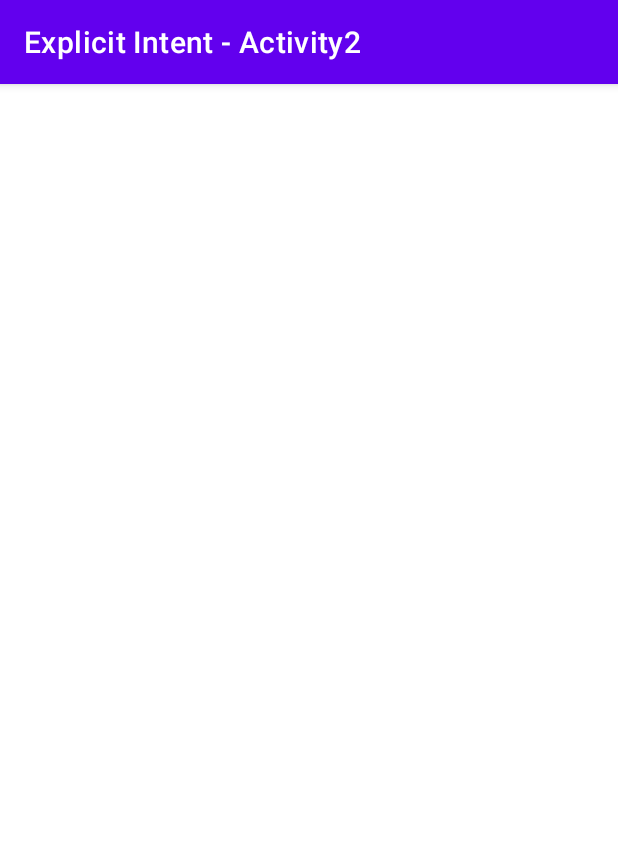
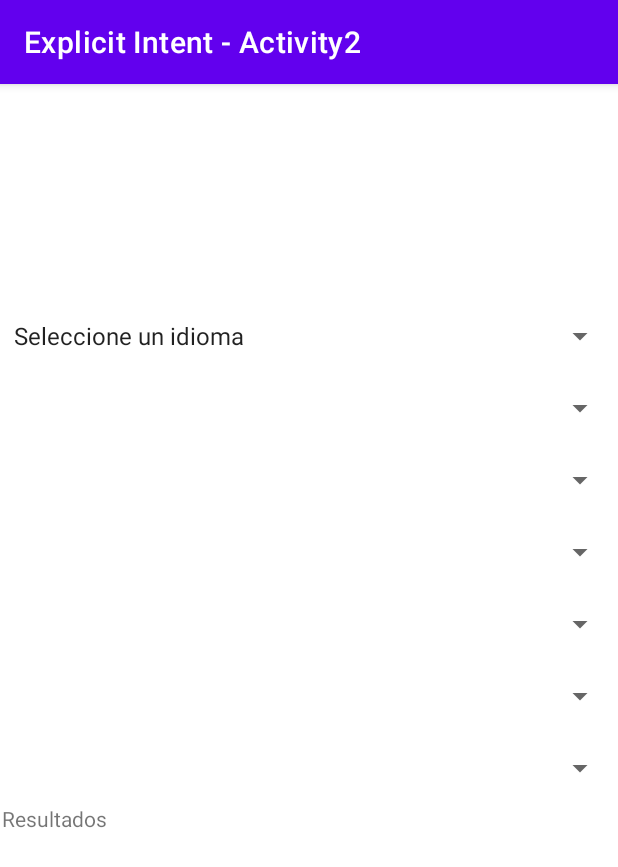
Before and after one commit to 44jon44/FullWatt, an Android app: the Tiras screen opened directly, with no data from a screen before it, on a phone screen of 412 x 824 dp. Shown: the top 867 px of the screen. Run offline under Robolectric (Android 15) with nearby library versions, the phone set to English and light mode, and no system bars.

Commit message:
commit con la estructura de paquetes

```diff
--- a/app/src/main/AndroidManifest.xml
+++ b/app/src/main/AndroidManifest.xml
@@ -13,7 +13,7 @@
         android:theme="@style/Theme.FullWat"
         tools:targetApi="31">
         <activity
-            android:name=".MainActivity"
+            android:name="app.MainActivity"
             android:exported="true">
             <intent-filter>
                 <action android:name="android.intent.action.MAIN" />
@@ -25,7 +25,7 @@
                 android:name="android.app.lib_name"
                 android:value="" />
         </activity>
-        <activity android:name=".Tiras" android:label="Explicit Intent - Activity2">
+        <activity android:name="app.Tiras" android:label="Explicit Intent - Activity2">
         </activity>
     </application>
 
--- a/app/src/main/java/com/main/fullwat/MainActivity.java
+++ b/app/src/main/java/app/MainActivity.java
@@ -1,4 +1,4 @@
-package com.main.fullwat;
+package app;
 
 import androidx.appcompat.app.AppCompatActivity;
 
@@ -9,6 +9,8 @@ import android.widget.AdapterView;
 import android.widget.ArrayAdapter;
 import android.widget.Spinner;
 import android.widget.Toast;
+
+import com.main.fullwat.R;
 
 
 public class MainActivity extends AppCompatActivity implements AdapterView.OnItemSelectedListener {
@@ -38,7 +40,7 @@ public class MainActivity extends AppCompatActivity implements AdapterView.OnIte
 
         if (pos==1) {
             Toast.makeText(this, "1", Toast.LENGTH_LONG).show();
-            Intent intent = new Intent(MainActivity.this,Tiras.class);
+            Intent intent = new Intent(MainActivity.this, Tiras.class);
             intent.putExtra("idioma",1);
             startActivity(intent);
         }
--- /dev/null
+++ b/app/src/main/java/app/Tiras.java
@@ -0,0 +1,65 @@
+package app;
+
+import android.os.Bundle;
+import android.view.View;
+import android.widget.AdapterView;
+import android.widget.ArrayAdapter;
+import android.widget.Spinner;
+
+import androidx.appcompat.app.AppCompatActivity;
+
+import com.main.fullwat.R;
+
+import java.util.List;
+import java.util.Observable;
+
+public class Tiras extends AppCompatActivity  implements AdapterView.OnItemSelectedListener{
+
+
+    @Override
+    protected void onCreate(Bundle savedInstanceState) {
+        super.onCreate(savedInstanceState);
+        setContentView(R.layout.tiraslayout);
+
+        Spinner spinnerM =  findViewById(R.id.modelo);
+        spinnerM.setOnItemSelectedListener(this);
+
+        Spinner spinnerT =  findViewById(R.id.tension);
+        spinnerT.setOnItemSelectedListener(this);
+
+        Spinner spinnerTe =  findViewById(R.id.temperatura);
+        spinnerTe.setOnItemSelectedListener(this);
+
+        Spinner spinnerP =  findViewById(R.id.potenciaMetro);
+        spinnerP.setOnItemSelectedListener(this);
+
+        Spinner spinnerLu =  findViewById(R.id.lumenesMetro);
+        spinnerLu.setOnItemSelectedListener(this);
+
+        Spinner spinnerLe =  findViewById(R.id.ledsMetro);
+        spinnerLe.setOnItemSelectedListener(this);
+
+        Spinner spinnerIp =  findViewById(R.id.ip);
+        spinnerIp.setOnItemSelectedListener(this);
+
+
+
+        // Create an ArrayAdapter using the string array and a default spinner layout
+        ArrayAdapter<CharSequence> adapterM = ArrayAdapter.createFromResource(this,
+                R.array.planets_array, android.R.layout.simple_spinner_item);
+        // Specify the layout to use when the list of choices appears
+        adapterM.setDropDownViewResource(android.R.layout.simple_spinner_dropdown_item);
+        // Apply the adapter to the spinner
+        spinnerM.setAdapter(adapterM);
+    }
+
+    @Override
+    public void onItemSelected(AdapterView<?> adapterView, View view, int i, long l) {
+        List<String> dd;
+    }
+
+    @Override
+    public void onNothingSelected(AdapterView<?> adapterView) {
+
+    }
+}
--- a/app/src/main/java/com/main/fullwat/Tiras.java
+++ /dev/null
@@ -1,16 +0,0 @@
-package com.main.fullwat;
-
-import android.os.Bundle;
-import android.widget.AdapterView;
-
-import androidx.appcompat.app.AppCompatActivity;
-
-public class Tiras extends AppCompatActivity  {
-
-
-    @Override
-    protected void onCreate(Bundle savedInstanceState) {
-        super.onCreate(savedInstanceState);
-        setContentView(R.layout.tiraslayout);
-    }
-}
--- a/app/src/main/res/layout/activity_main.xml
+++ b/app/src/main/res/layout/activity_main.xml
@@ -4,7 +4,7 @@
     xmlns:tools="http://schemas.android.com/tools"
     android:layout_width="match_parent"
     android:layout_height="match_parent"
-    tools:context=".MainActivity">
+    tools:context="app.MainActivity">
 
     <ImageView
         android:id="@+id/imageView"
--- a/app/src/main/res/layout/tiraslayout.xml
+++ b/app/src/main/res/layout/tiraslayout.xml
@@ -5,17 +5,104 @@
     android:layout_width="match_parent"
     android:layout_height="match_parent">
 
-    <ImageView
-        android:id="@+id/imageView2"
-        android:layout_width="wrap_content"
+    <TextView
+        android:id="@+id/textView"
+        android:layout_width="408dp"
+        android:layout_height="57dp"
+        android:layout_marginStart="1dp"
+        android:layout_marginTop="480dp"
+        android:layout_marginEnd="2dp"
+        android:layout_marginBottom="18dp"
+        android:text="Resultados"
+
+        app:layout_constraintEnd_toEndOf="parent"
+        app:layout_constraintHorizontal_bias="0.0"
+        app:layout_constraintStart_toStartOf="parent"
+        app:layout_constraintTop_toTopOf="parent" />
+
+    <Spinner
+        android:id="@+id/potenciaMetro"
+        android:layout_width="409dp"
         android:layout_height="wrap_content"
-        android:layout_marginStart="149dp"
-        android:layout_marginTop="123dp"
-        android:layout_marginEnd="134dp"
-        android:layout_marginBottom="480dp"
-        app:layout_constraintBottom_toBottomOf="parent"
+        android:layout_marginStart="1dp"
+        android:layout_marginEnd="1dp"
+        android:minHeight="48dp"
         app:layout_constraintEnd_toEndOf="parent"
+        app:layout_constraintHorizontal_bias="1.0"
         app:layout_constraintStart_toStartOf="parent"
-        app:layout_constraintTop_toTopOf="parent"
-        tools:srcCompat="@tools:sample/avatars" />
+        app:layout_constraintTop_toBottomOf="@+id/temperatura" />
+
+    <Spinner
+        android:id="@+id/lumenesMetro"
+        android:layout_width="409dp"
+        android:layout_height="wrap_content"
+        android:layout_marginStart="1dp"
+        android:layout_marginEnd="1dp"
+        android:minHeight="48dp"
+        app:layout_constraintEnd_toEndOf="parent"
+        app:layout_constraintHorizontal_bias="0.0"
+        app:layout_constraintStart_toStartOf="parent"
+        app:layout_constraintTop_toBottomOf="@+id/potenciaMetro" />
+
+    <Spinner
+        android:id="@+id/tension"
+        android:layout_width="409dp"
+        android:layout_height="48dp"
+        android:layout_marginStart="1dp"
+        android:layout_marginEnd="1dp"
+        android:minHeight="48dp"
+        app:layout_constraintEnd_toEndOf="parent"
+        app:layout_constraintHorizontal_bias="0.0"
+        app:layout_constraintStart_toStartOf="parent"
+        app:layout_constraintTop_toBottomOf="@+id/modelo" />
+
+    <Spinner
+        android:id="@+id/temperatura"
+        android:layout_width="409dp"
+        android:layout_height="wrap_content"
+        android:layout_marginStart="1dp"
+        android:layout_marginEnd="1dp"
+        android:minHeight="48dp"
+        app:layout_constraintEnd_toEndOf="parent"
+        app:layout_constraintHorizontal_bias="0.0"
+        app:layout_constraintStart_toStartOf="parent"
+        app:layout_constraintTop_toBottomOf="@+id/tension" />
+
+    <Spinner
+        android:id="@+id/modelo"
+        android:layout_width="409dp"
+        android:layout_height="wrap_content"
+        android:layout_marginStart="1dp"
+        android:layout_marginTop="144dp"
+        android:layout_marginEnd="1dp"
+        android:minHeight="48dp"
+        app:layout_constraintEnd_toEndOf="parent"
+        app:layout_constraintHorizontal_bias="0.0"
+        app:layout_constraintStart_toStartOf="parent"
+        app:layout_constraintTop_toTopOf="parent" />
+
+    <Spinner
+        android:id="@+id/ip"
+        android:layout_width="409dp"
+        android:layout_height="wrap_content"
+        android:layout_marginStart="1dp"
+        android:layout_marginEnd="1dp"
+        android:minHeight="48dp"
+        app:layout_constraintEnd_toEndOf="parent"
+        app:layout_constraintHorizontal_bias="0.0"
+        app:layout_constraintStart_toStartOf="parent"
+        app:layout_constraintTop_toBottomOf="@+id/ledsMetro" />
+
+    <Spinner
+        android:id="@+id/ledsMetro"
+        android:layout_width="409dp"
+        android:layout_height="wrap_content"
+        android:layout_marginStart="1dp"
+        android:layout_marginEnd="1dp"
+        android:minHeight="48dp"
+        app:layout_constraintEnd_toEndOf="parent"
+        app:layout_constraintHorizontal_bias="0.0"
+        app:layout_constraintStart_toStartOf="parent"
+        app:layout_constraintTop_toBottomOf="@+id/lumenesMetro" />
+
 </androidx.constraintlayout.widget.ConstraintLayout>
--- a/app/src/main/res/values/strings.xml
+++ b/app/src/main/res/values/strings.xml
@@ -4,7 +4,9 @@
         <string-array name="planets_array">
             <item>Seleccione un idioma</item>
             <item>Castellano</item>
-            <item>Ingles</item>
-            <item>Frances</item>
+            <item>English</item>
+            <item>Français</item>
         </string-array>
+        <string name="opcional">*Opcional* Seleccionar una opcion</string>
+        <string name="obligatorio">*Obligatorio* Seleccionar una opcion</string>
     </resources>
```
Also changed, not shown: 2 other files.
